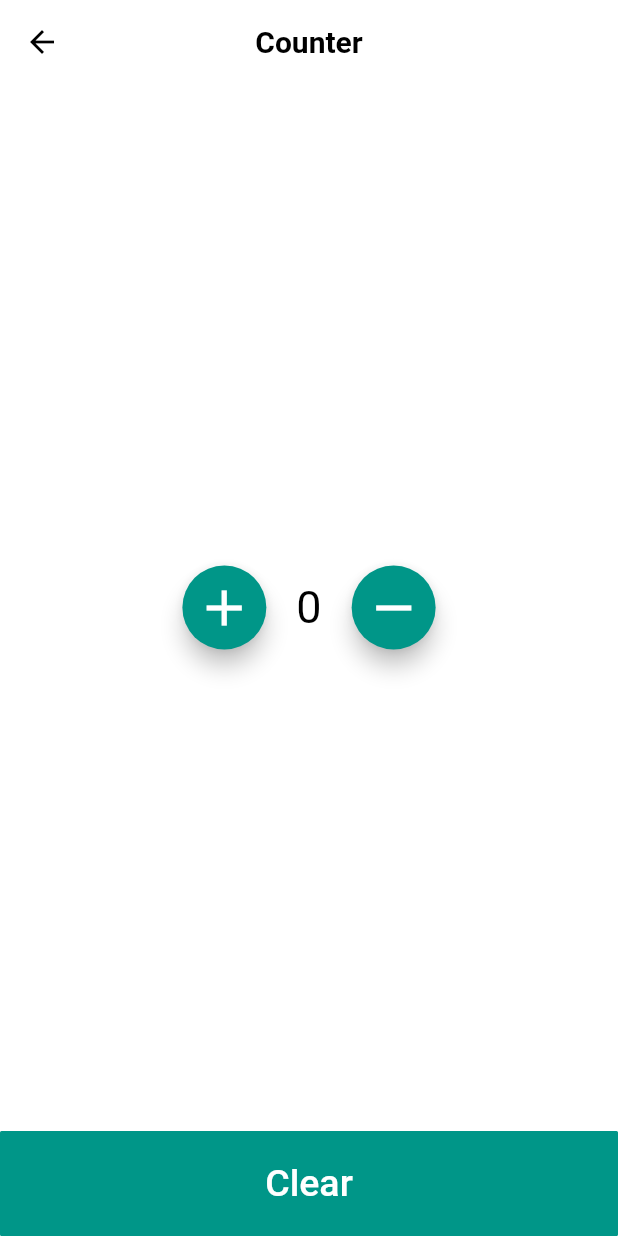
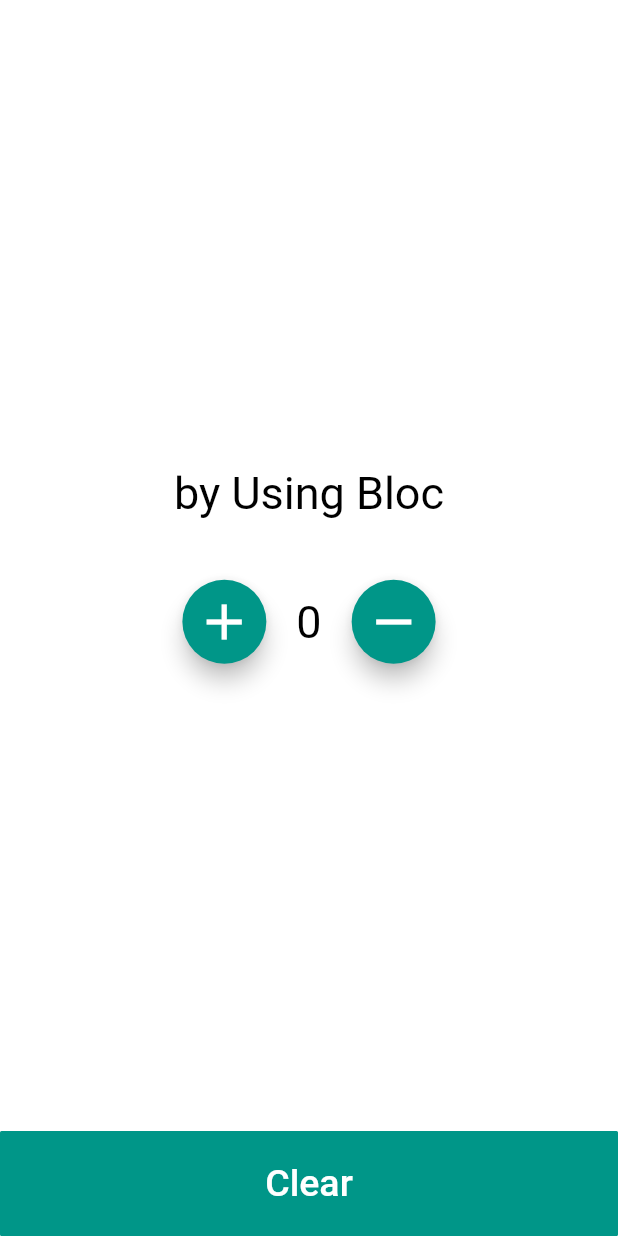
Before and after one commit to Esra2-Abdelltif/Algoriza_Project, a Flutter app: the CounterScreen screen opened directly, on a phone screen of 412 x 824 dp. Run offline on Flutter 3.47's test engine with Material 2 defaults, Android fonts, the phone set to English and light mode, and no system bars; our stand-ins replace bloc, country_code_picker, flutter_bloc, hexcolor, smooth_page_indicator.

Commit message:
Counter clear

```diff
--- a/lib/features/counter/presentation/pages/counterScreen.dart
+++ b/lib/features/counter/presentation/pages/counterScreen.dart
@@ -1,4 +1,5 @@
 import 'package:flutter/material.dart';
+import 'package:flutter_project_algoriza/core/util/style/colors.dart';
 import 'package:flutter_project_algoriza/features/counter/presentation/widget/counterWidget.dart';
 
 class CounterScreen extends StatelessWidget {
@@ -7,7 +8,7 @@ class CounterScreen extends StatelessWidget {
   @override
   Widget build(BuildContext context) {
     return Scaffold(
-      appBar: AppBar(title: Text('Counter'),centerTitle: true),
+
       body: CounterWidget(),
     );
   }
--- a/lib/features/counter/presentation/widget/counterWidget.dart
+++ b/lib/features/counter/presentation/widget/counterWidget.dart
@@ -40,6 +40,10 @@ class CounterWidget extends StatelessWidget {
 
             children: [
               Spacer(),
+              Column(
+                children: [
+                  Text('by Using Bloc',style: TextStyle(fontSize: 30)),
+                  SizedBox(height: 40,),
                   Row(
                     mainAxisAlignment: MainAxisAlignment.center,
                     children: [
@@ -71,6 +75,8 @@ class CounterWidget extends StatelessWidget {
                       ),
                     ],
                   ),
+                ],
+              ),
              Spacer(),
               CustomButton(text: 'Clear', width: double.infinity,
                   height: 70, fontsize: 25,borderRadius: 1,
```
Lines whose indentation alone changed are shown as unchanged.
